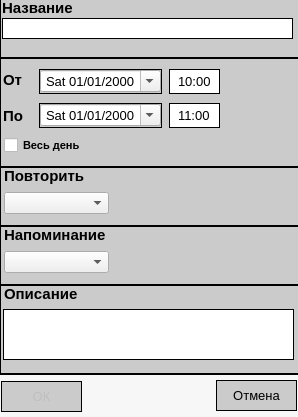
Qt form addnewtask.ui (Normandez/ToDoList) before a commit.
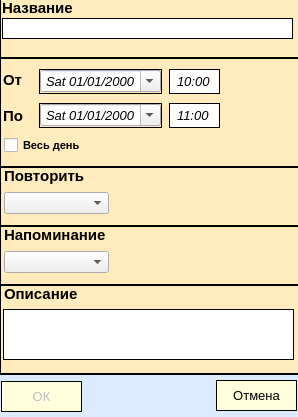
The same form after that commit.

```diff
--- a/addnewtask.ui
+++ b/addnewtask.ui
@@ -10,12 +10,24 @@
     <height>417</height>
    </rect>
   </property>
+  <property name="minimumSize">
+   <size>
+    <width>298</width>
+    <height>417</height>
+   </size>
+  </property>
+  <property name="maximumSize">
+   <size>
+    <width>298</width>
+    <height>417</height>
+   </size>
+  </property>
   <property name="windowTitle">
    <string>Dialog</string>
   </property>
   <property name="styleSheet">
    <string notr="true">QDialog{
-background-color: rgb(247, 247, 247);
+background-color: rgb(220, 235, 255);
 }</string>
   </property>
   <widget class="QGroupBox" name="groupBoxName">
@@ -30,7 +42,7 @@
    <property name="styleSheet">
     <string notr="true">QGroupBox{
 border: 2px solid;
-background-color: rgb(203, 203, 203);
+background-color: rgb(255, 235, 187);
 }</string>
    </property>
    <property name="title">
@@ -87,7 +99,7 @@
    <property name="styleSheet">
     <string notr="true">QGroupBox{
 border: 2px solid;
-background-color: rgb(203, 203, 203);
+background-color: rgb(255, 235, 187);
 }</string>
    </property>
    <property name="title">
@@ -124,8 +136,10 @@
     </property>
     <property name="font">
      <font>
+      <family>Segoe UI</family>
       <pointsize>10</pointsize>
       <weight>50</weight>
+      <italic>true</italic>
       <bold>false</bold>
      </font>
     </property>
@@ -197,8 +211,10 @@
     </property>
     <property name="font">
      <font>
+      <family>Segoe UI</family>
       <pointsize>10</pointsize>
       <weight>50</weight>
+      <italic>true</italic>
       <bold>false</bold>
      </font>
     </property>
@@ -293,8 +309,10 @@
      </property>
      <property name="font">
       <font>
+       <family>Segoe UI</family>
        <pointsize>10</pointsize>
        <weight>50</weight>
+       <italic>true</italic>
        <bold>false</bold>
       </font>
      </property>
@@ -343,8 +361,10 @@
      </property>
      <property name="font">
       <font>
+       <family>Segoe UI</family>
        <pointsize>10</pointsize>
        <weight>50</weight>
+       <italic>true</italic>
        <bold>false</bold>
       </font>
      </property>
@@ -375,7 +395,7 @@
    <property name="styleSheet">
     <string notr="true">QGroupBox{
 border: 2px solid;
-background-color: rgb(203, 203, 203);
+background-color: rgb(255, 235, 187);
 }</string>
    </property>
    <property name="title">
@@ -453,7 +473,7 @@
    <property name="styleSheet">
     <string notr="true">QGroupBox{
 border: 2px solid;
-background-color: rgb(203, 203, 203);
+background-color: rgb(255, 235, 187);
 }</string>
    </property>
    <property name="title">
@@ -531,7 +551,7 @@
    <property name="styleSheet">
     <string notr="true">QGroupBox{
 border: 2px solid;
-background-color: rgb(203, 203, 203);
+background-color: rgb(255, 235, 187);
 }</string>
    </property>
    <property name="title">
@@ -593,7 +613,7 @@
    <property name="styleSheet">
     <string notr="true">QPushButton{
 border:1px solid;
-background-color: rgb(203, 203, 203);
+background-color: rgb(255, 255, 222);
 }</string>
    </property>
    <property name="text">
@@ -617,7 +637,7 @@
    <property name="styleSheet">
     <string notr="true">QPushButton{
 border:1px solid;
-background-color: rgb(203, 203, 203);
+background-color: rgb(255, 255, 222);
 }</string>
    </property>
    <property name="text">
```
Left out of the diff: 14 changed lines with no effect on the pictures.
